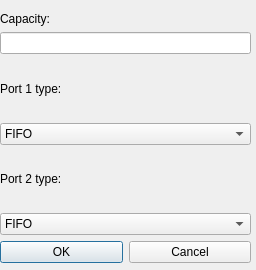
Qt form AFDX_GUI/ui/LinkDialog.ui (PavelVdovin/AFDX_Designer) before a commit.
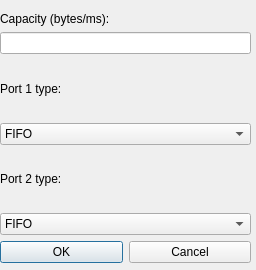
The same form after that commit.

Diff of the .ui file:
```diff
--- a/AFDX_GUI/ui/LinkDialog.ui
+++ b/AFDX_GUI/ui/LinkDialog.ui
@@ -47,7 +47,7 @@
        </sizepolicy>
       </property>
       <property name="text">
-       <string>Capacity:</string>
+       <string>Capacity (bytes/ms):</string>
       </property>
      </widget>
     </item>
```
